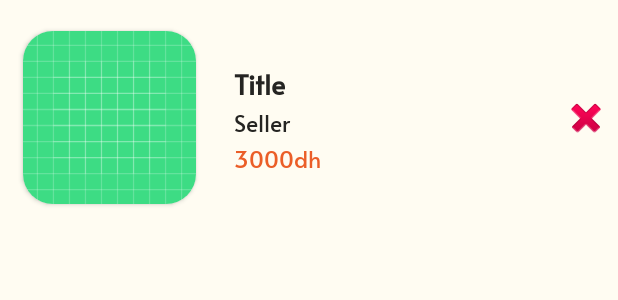
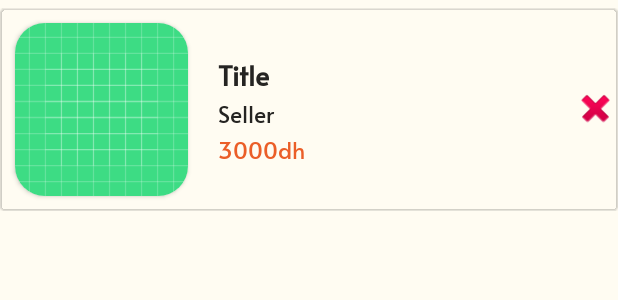
Before and after one commit to ouaala-ayoub/Pcfy, an Android app: the layout single_favourite.xml on its own in the app's theme, with its tools: preview values and no code run, on a phone screen of 412 x 824 dp. Shown: the top 300 px of the screen. Run offline under Robolectric (Android 15) with nearby library versions, the phone set to English and light mode, and no system bars.

Commit message:
enhancing visuals

```diff
--- a/app/src/main/res/layout/single_annonce.xml
+++ b/app/src/main/res/layout/single_annonce.xml
@@ -14,6 +14,8 @@
         android:layout_width="0dp"
         android:layout_height="wrap_content"
         android:layout_margin="5dp"
+        android:backgroundTint="@android:color/transparent"
+        android:elevation="1dp"
         app:layout_constraintBottom_toBottomOf="parent"
         app:layout_constraintEnd_toEndOf="parent"
         app:layout_constraintHorizontal_bias="0.5"
@@ -23,12 +25,15 @@
         <LinearLayout
             android:layout_width="match_parent"
             android:layout_height="wrap_content"
-            android:orientation="vertical">
+            android:orientation="vertical"
+            android:padding="5dp">
 
             <androidx.cardview.widget.CardView
                 android:layout_width="@dimen/annonce_size"
                 android:layout_height="@dimen/annonce_size"
                 android:layout_gravity="center"
+                android:layout_marginTop="10dp"
+                android:layout_marginBottom="10dp"
                 app:cardCornerRadius="10dp">
 
                 <com.google.android.material.imageview.ShapeableImageView
@@ -49,27 +54,33 @@
                 android:lines="2"
                 android:maxLines="2"
                 android:padding="5dp"
+                android:paddingStart="10dp"
+                android:paddingEnd="10dp"
                 android:textSize="18sp"
                 android:textStyle="bold"
                 tools:text="product name" />
 
             <com.google.android.material.textview.MaterialTextView
                 android:id="@+id/annonce_seller"
-                android:layout_width="wrap_content"
+                android:layout_width="match_parent"
                 android:layout_height="wrap_content"
                 android:fontFamily="@font/alata"
                 android:gravity="center|start"
                 android:padding="5dp"
+                android:paddingStart="10dp"
+                android:paddingEnd="10dp"
                 android:textSize="15sp"
                 tools:text="product seller" />
 
             <com.google.android.material.textview.MaterialTextView
                 android:id="@+id/annonce_price"
-                android:layout_width="wrap_content"
+                android:layout_width="match_parent"
                 android:layout_height="wrap_content"
                 android:fontFamily="@font/alata"
                 android:gravity="center|start"
                 android:padding="5dp"
+                android:paddingStart="10dp"
+                android:paddingEnd="10dp"
                 android:textColor="@color/orange_button"
                 android:textSize="15sp"
                 tools:text="product price" />
--- a/app/src/main/res/layout/single_favourite.xml
+++ b/app/src/main/res/layout/single_favourite.xml
@@ -8,16 +8,29 @@
     android:layout_marginTop="5dp"
     android:layout_marginBottom="5dp">
 
+    <com.google.android.material.card.MaterialCardView
+        android:layout_width="0dp"
+        android:layout_height="wrap_content"
+        app:cardElevation="1dp"
+        app:layout_constraintBottom_toBottomOf="parent"
+        app:layout_constraintEnd_toEndOf="parent"
+        app:layout_constraintHorizontal_bias="0.5"
+        app:layout_constraintStart_toStartOf="parent"
+        app:layout_constraintTop_toTopOf="parent"
+        android:backgroundTint="@android:color/transparent">
+
+
+        <LinearLayout
+            android:layout_width="match_parent"
+            android:layout_height="match_parent"
+            android:orientation="horizontal">
 
             <androidx.cardview.widget.CardView
                 android:id="@+id/cardView"
                 android:layout_width="@dimen/favourites_image_size"
                 android:layout_height="@dimen/favourites_image_size"
-        android:layout_margin="15dp"
-        app:cardCornerRadius="20dp"
-        app:layout_constraintBottom_toBottomOf="parent"
-        app:layout_constraintStart_toStartOf="parent"
-        app:layout_constraintTop_toTopOf="parent">
+                android:layout_margin="10dp"
+                app:cardCornerRadius="20dp">
 
                 <ImageView
                     android:id="@+id/favourite_image"
@@ -28,15 +41,18 @@
             </androidx.cardview.widget.CardView>
 
             <LinearLayout
-        android:layout_width="0dp"
+                android:layout_width="match_parent"
                 android:layout_height="wrap_content"
                 android:layout_gravity="center"
-        android:layout_margin="15dp"
-        android:orientation="vertical"
-        app:layout_constraintBottom_toBottomOf="parent"
-        app:layout_constraintEnd_toStartOf="@+id/delete"
-        app:layout_constraintStart_toEndOf="@+id/cardView"
-        app:layout_constraintTop_toTopOf="parent">
+                android:orientation="horizontal">
+
+
+                <LinearLayout
+                    android:layout_width="wrap_content"
+                    android:layout_height="wrap_content"
+                    android:layout_gravity="center"
+                    android:layout_weight="1"
+                    android:orientation="vertical">
 
                     <com.google.android.material.textview.MaterialTextView
                         android:id="@+id/favourite_title"
@@ -80,12 +96,16 @@
 
                 <ImageView
                     android:id="@+id/delete"
-        android:layout_width="wrap_content"
-        android:layout_height="wrap_content"
-        android:layout_marginEnd="5dp"
-        app:layout_constraintBottom_toBottomOf="parent"
-        app:layout_constraintEnd_toEndOf="parent"
-        app:layout_constraintTop_toTopOf="parent"
+                    android:layout_width="30dp"
+                    android:layout_height="30dp"
+                    android:layout_gravity="center|end"
                     app:srcCompat="@android:drawable/ic_delete" />
 
+            </LinearLayout>
+
+        </LinearLayout>
+
+    </com.google.android.material.card.MaterialCardView>
+
+
 </androidx.constraintlayout.widget.ConstraintLayout>
```
Lines whose indentation alone changed are shown as unchanged.
